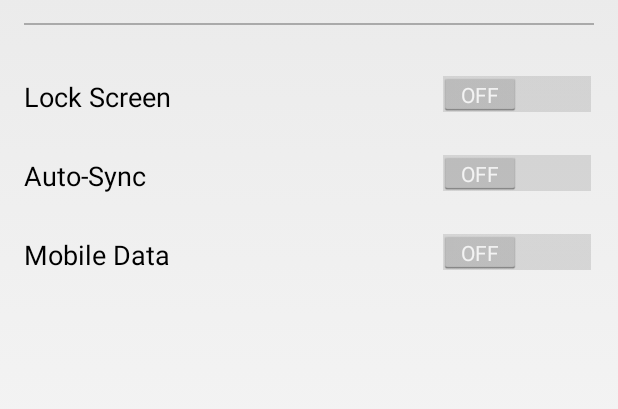
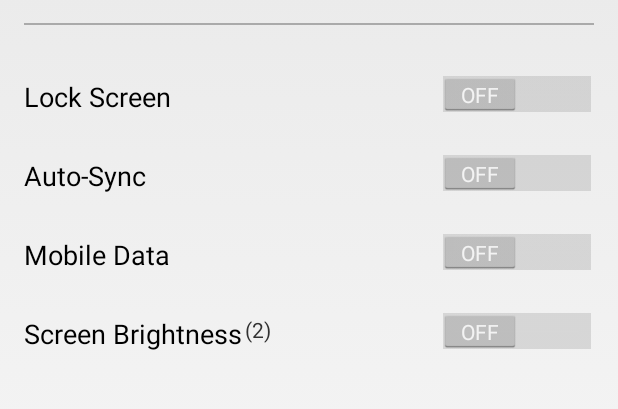
Before and after one commit to ismisepaul/trainingmode, an Android app: the screen it shows after launch (MainActivity), on a phone screen of 412 x 824 dp, the part 168-577 px from its top. Run offline under Robolectric (Android 15) with nearby library versions, the phone set to English and light mode, and no system bars.

Commit message:
Added functionality to adjust screen brightness level and turn on/off auto-brightness

```diff
--- a/app/src/main/AndroidManifest.xml
+++ b/app/src/main/AndroidManifest.xml
@@ -7,6 +7,7 @@
     <uses-permission android:name="android.permission.WRITE_SYNC_SETTINGS" />
     <uses-permission android:name="android.permission.ACCESS_NETWORK_STATE" />
     <uses-permission android:name="android.permission.CHANGE_NETWORK_STATE" />
+    <uses-permission android:name="android.permission.WRITE_SETTINGS" />
 
     <application
         android:allowBackup="true"
--- a/app/src/main/java/ismisepaul/trainingmode/MainActivity.java
+++ b/app/src/main/java/ismisepaul/trainingmode/MainActivity.java
@@ -6,10 +6,13 @@ import android.content.Context;
 import android.content.ContentResolver;
 import android.net.ConnectivityManager;
 import android.os.Bundle;
+import android.provider.Settings;
+import android.provider.Settings.System;
 import android.widget.Switch;
 import android.widget.CompoundButton;
 import android.widget.CompoundButton.OnCheckedChangeListener;
 import android.util.Log;
+import android.widget.TextView;
 import android.widget.Toast;
 import android.widget.ToggleButton;
 
@@ -31,6 +34,8 @@ public class MainActivity extends Activity {
         final Switch switch_lockScreen = (Switch) findViewById(R.id.switch_lockScreen);
         final Switch switch_autoSync = (Switch) findViewById(R.id.switch_autoSync);
         final Switch switch_mobileData = (Switch) findViewById(R.id.switch_mobileData);
+        final Switch switch_bright = (Switch) findViewById(R.id.switch_bright);
+        final TextView brightness_level = (TextView) findViewById(R.id.textView_bright_level);
         final ToggleButton toggleBtn_mobileData =
                 (ToggleButton) findViewById(R.id.toggleBtn_everything);
 
@@ -38,6 +43,11 @@ public class MainActivity extends Activity {
         switch_lockScreen.setChecked(getLockScreenStatus(km));
         switch_autoSync.setChecked(getAutoSyncStatus());
         switch_mobileData.setChecked(getMobileDataStatus());
+        switch_bright.setChecked(getScreenBrightnessStatus());
+
+        //Set the value of the screen brightness and update the text view
+        brightness_level.setText("(" + getScreenBrightLevel() + ")");
+
 
         /*Lock Screen Switch listener to turn lock screen on/off*/
         switch_lockScreen.setOnCheckedChangeListener(new OnCheckedChangeListener() {
@@ -69,6 +79,19 @@ public class MainActivity extends Activity {
             }
         });
 
+        /*Screen brightness Switch listener to turn auto screen brightness off
+        * the level of the screen to 10 */
+        switch_bright.setOnCheckedChangeListener(new OnCheckedChangeListener() {
+            public void onCheckedChanged(CompoundButton buttonView, boolean isChecked) {
+                if (isChecked)
+                    setScreenBrightnessStatus(1, 99);
+                else
+                    setScreenBrightnessStatus(0, 10);
+
+                brightness_level.setText("(" + getScreenBrightLevel() + ")");
+            }
+        });
+
         /*All Settings Toggle Button Listener*/
         toggleBtn_mobileData.setOnCheckedChangeListener(new OnCheckedChangeListener() {
             public void onCheckedChanged(CompoundButton buttonView, boolean isChecked) {
@@ -76,18 +99,22 @@ public class MainActivity extends Activity {
                     setLockScreen(lock, Boolean.FALSE);
                     setAutoSyncStatus(Boolean.FALSE);
                     setMobileDataStatus(Boolean.FALSE);
+                    setScreenBrightnessStatus(0, 10);
 
                     switch_lockScreen.setChecked(Boolean.FALSE);
                     switch_autoSync.setChecked(Boolean.FALSE);
                     switch_mobileData.setChecked(Boolean.FALSE);
+                    switch_bright.setChecked(Boolean.FALSE);
                 } else {
                     setLockScreen(lock, Boolean.TRUE);
                     setAutoSyncStatus(Boolean.TRUE);
                     setMobileDataStatus(Boolean.TRUE);
+                    setScreenBrightnessStatus(1, 100);
 
                     switch_lockScreen.setChecked(Boolean.TRUE);
                     switch_autoSync.setChecked(Boolean.TRUE);
                     switch_mobileData.setChecked(Boolean.TRUE);
+                    switch_bright.setChecked(Boolean.TRUE);
                 }
             }
         });
@@ -103,8 +130,13 @@ public class MainActivity extends Activity {
         final Switch switch_lockScreen = (Switch) findViewById(R.id.switch_lockScreen);
         final Switch switch_autoSync = (Switch) findViewById(R.id.switch_autoSync);
         final Switch switch_mobileData = (Switch) findViewById(R.id.switch_mobileData);
+        final Switch switch_bright = (Switch) findViewById(R.id.switch_bright);
+        final TextView brightness_level = (TextView) findViewById(R.id.textView_bright_level);
         final ToggleButton toggleBtn_mobileData =
                 (ToggleButton) findViewById(R.id.toggleBtn_everything);
+
+        //Set the value of the screen brightness and update the text view
+        brightness_level.setText("(" + getScreenBrightLevel() + ")");
 
         //Check the status of 'Auto-Sync' and 'Mobile-Data' and set the buttons appropriately
         switch_autoSync.setChecked(getAutoSyncStatus());
@@ -144,9 +176,42 @@ public class MainActivity extends Activity {
             Toast.makeText(getApplicationContext(),
                     "ERROR: Could not retrieve the status of mobile data" + e.toString(),
                     Toast.LENGTH_LONG).show();
-            Log.d("ERROR", e.toString());
+            Log.e("ERROR", e.toString());
         }
         return mobileDataEnabled;
+    }
+    /*Return the True if auto brightness is on and the brightness of the screen
+    * is greater than 10*/
+    public boolean getScreenBrightnessStatus() {
+        int auto_screen_bright;
+        int screen_bright_level;
+
+        try {
+            auto_screen_bright = System.getInt(getContentResolver(),
+                    System.SCREEN_BRIGHTNESS_MODE);
+            screen_bright_level = System.getInt(getContentResolver(),
+                    System.SCREEN_BRIGHTNESS);
+            if (auto_screen_bright == 1 || screen_bright_level > 10)
+                return Boolean.TRUE;
+            else
+                return Boolean.FALSE;
+        } catch(Settings.SettingNotFoundException e){
+            Log.e("Can't get Setting: ", e.toString());
+        }
+
+        return Boolean.FALSE;
+    }
+    /*Get the value of the screen brightness i.e. 0-255 */
+    public String getScreenBrightLevel(){
+        int screen_bright = 2;
+
+        try{
+            screen_bright = System.getInt(getContentResolver(), System.SCREEN_BRIGHTNESS);
+        } catch(Settings.SettingNotFoundException e){
+            Log.e("Can't get Setting: ", e.toString());
+        }
+
+        return Integer.toString(screen_bright);
     }
 
 
@@ -208,13 +273,22 @@ public class MainActivity extends Activity {
             } catch (Exception ee) {
                 Toast.makeText(getApplicationContext(), "ERROR: Could not set mobile data"
                         + ee.toString(), Toast.LENGTH_LONG).show();
-                Log.d("ERROR", ee.toString());
+                Log.e("ERROR", ee.toString());
             }
         } catch (Exception e) {
             Toast.makeText(getApplicationContext(), "ERROR: Could not set mobile data"
                             + e.toString(), Toast.LENGTH_LONG).show();
-            Log.d("ERROR: ", e.toString());
+            Log.e("ERROR: ", e.toString());
         }
     }
 
+    /*Set the brightness level on the phone
+     * auto_bright 0=auto brightness is off, 1=auto brightness is on
+      * bright_level 0-255 the level of light from the back light*/
+    public void setScreenBrightnessStatus(int auto_bright, int bright_level) {
+        System.putInt(getContentResolver(), System.SCREEN_BRIGHTNESS_MODE, auto_bright);
+        System.putInt(getContentResolver(),  System.SCREEN_BRIGHTNESS, bright_level);
+
+    }
+
 }
--- a/app/src/main/res/layout/activity_main.xml
+++ b/app/src/main/res/layout/activity_main.xml
@@ -91,4 +91,32 @@
         android:layout_alignBottom="@+id/textView5"
         android:layout_alignParentEnd="true" />
 
+    <TextView
+        android:layout_width="wrap_content"
+        android:layout_height="wrap_content"
+        android:textAppearance="?android:attr/textAppearanceMedium"
+        android:text="Screen Brightness"
+        android:id="@+id/textView6"
+        android:layout_marginTop="28dp"
+        android:layout_below="@+id/switch_mobileData"
+        android:layout_alignParentStart="true" />
+
+    <Switch
+        android:layout_width="wrap_content"
+        android:layout_height="wrap_content"
+        android:id="@+id/switch_bright"
+        android:checked="false"
+        android:layout_alignBottom="@+id/textView6"
+        android:layout_alignStart="@+id/switch_mobileData" />
+
+    <TextView
+        android:layout_width="wrap_content"
+        android:layout_height="wrap_content"
+        android:textAppearance="?android:attr/textAppearanceSmall"
+        android:id="@+id/textView_bright_level"
+        android:layout_toEndOf="@+id/textView6"
+        android:text="00"
+        android:layout_alignTop="@+id/textView6"
+        android:layout_marginLeft="2dp" />
+
 </RelativeLayout>
```
Also changed, not shown: 1 other file.
